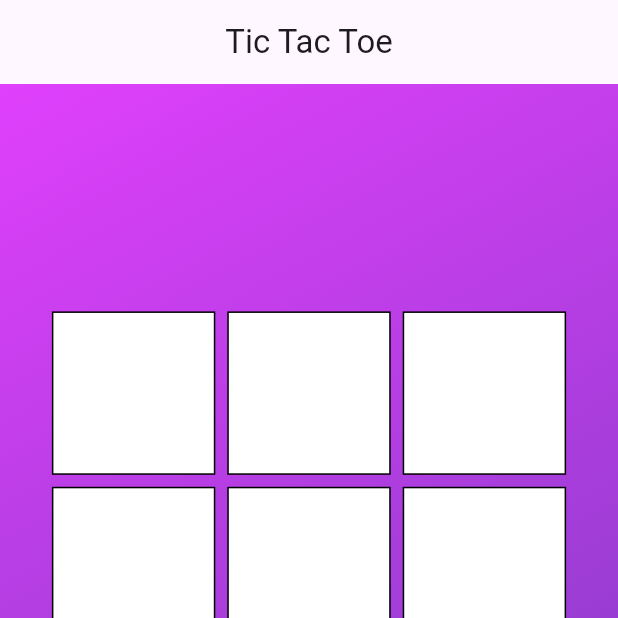
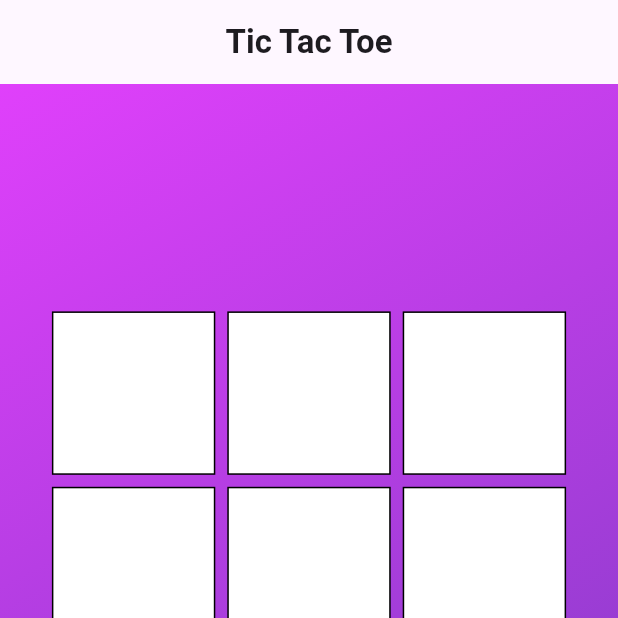
Before and after one commit to darpanrewani05/Tic-Tac-Toe, a Flutter app: the screen it shows after launch, on a phone screen of 412 x 824 dp, the top half of it. Run offline on Flutter 3.47's test engine with Material 3 defaults, Android fonts, the phone set to English and light mode, and no system bars.

Commit message:
commit changes

```diff
--- a/lib/main.dart
+++ b/lib/main.dart
@@ -90,8 +90,12 @@ class _TicTacToeGameState extends State<TicTacToeGame> {
     final boardSize = size.width < size.height ? size.width : size.height;
 
     return Scaffold(
-      appBar: AppBar(title: Text('Tic Tac Toe',),
-      centerTitle: true,
+      appBar: AppBar(
+        title: Text(
+          'Tic Tac Toe',
+          style: TextStyle(fontWeight: FontWeight.bold),
+        ),
+        centerTitle: true,
       ),
       body: Container(
         width: double.infinity,
@@ -112,8 +116,8 @@ class _TicTacToeGameState extends State<TicTacToeGame> {
               padding: EdgeInsets.all(10),
               child: GridView.builder(
                 itemCount: 9,
-                gridDelegate:
-                SliverGridDelegateWithFixedCrossAxisCount(crossAxisCount: 3),
+                gridDelegate: SliverGridDelegateWithFixedCrossAxisCount(
+                    crossAxisCount: 3),
                 itemBuilder: (context, index) => GestureDetector(
                   onTap: () => playMove(index),
                   child: Container(
```
